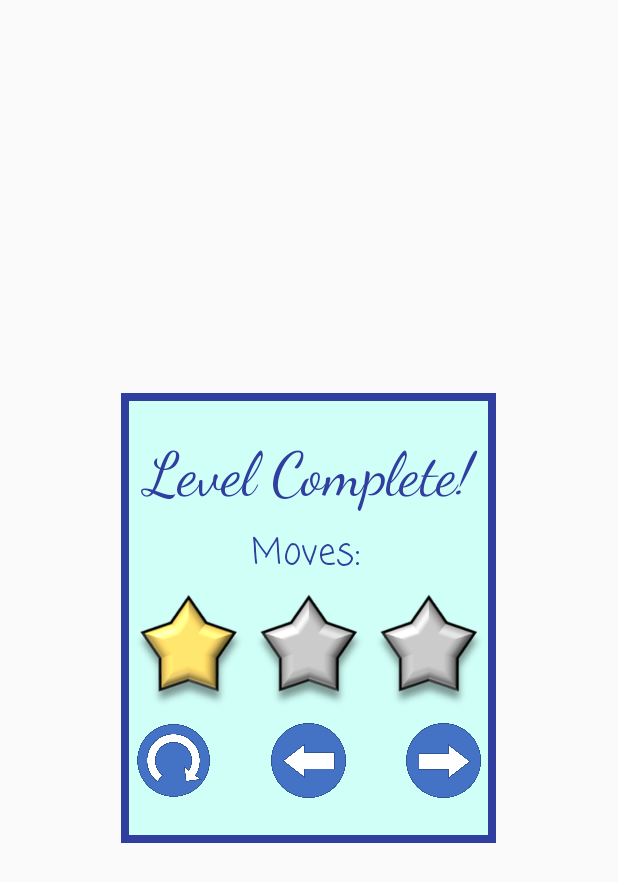
After one commit to mpresident14/Projects, an Android app: the layout fragment_completion_pop_up.xml on its own in the app's theme, with its tools: preview values and no code run, on a phone screen of 412 x 824 dp. The commit adds this screen. Shown: the top 882 px of the screen. Run offline under Robolectric (Android 15) with nearby library versions, the phone set to English and light mode, and no system bars.

Commit message:
changed popup to fragment, added more levels

```diff
--- a/AndroidProjects/Slide Rule/app/src/main/java/com/example/miles/myapplication/ChooseLevel.java
+++ b/AndroidProjects/Slide Rule/app/src/main/java/com/example/miles/myapplication/ChooseLevel.java
@@ -5,7 +5,6 @@ import android.content.Intent;
 import android.content.SharedPreferences;
 import android.support.v7.app.AppCompatActivity;
 import android.os.Bundle;
-import android.util.Log;
 import android.view.View;
 import android.widget.GridLayout;
 import android.widget.ImageView;
--- /dev/null
+++ b/AndroidProjects/Slide Rule/app/src/main/res/drawable/dim_rectangle.xml
@@ -0,0 +1,6 @@
+<?xml version="1.0" encoding="utf-8"?>
+<shape
+    xmlns:android="http://schemas.android.com/apk/res/android"
+    android:shape="rectangle" >
+    <solid android:color="#000000" />
+</shape>
--- a/AndroidProjects/Slide Rule/app/src/main/res/drawable/popup_background.xml
+++ b/AndroidProjects/Slide Rule/app/src/main/res/drawable/popup_background.xml
@@ -1,7 +1,7 @@
 <?xml version="1.0" encoding="utf-8"?>
 <shape xmlns:android="http://schemas.android.com/apk/res/android">
     <solid android:color="@color/light_blue"/>
-    <stroke android:width="3dp" android:color="@color/colorPrimaryDark" />
+    <stroke android:width="5dp" android:color="@color/colorPrimaryDark" />
     <!--<corners android:radius="20dp"/>-->
     <padding android:left="0dp" android:top="0dp" android:right="0dp" android:bottom="0dp" />
 </shape>
--- /dev/null
+++ b/AndroidProjects/Slide Rule/app/src/main/res/layout/fragment_completion_pop_up.xml
@@ -0,0 +1,135 @@
+<?xml version="1.0" encoding="utf-8"?>
+<android.support.constraint.ConstraintLayout xmlns:android="http://schemas.android.com/apk/res/android"
+    xmlns:app="http://schemas.android.com/apk/res-auto"
+    xmlns:tools="http://schemas.android.com/tools"
+    android:layout_width="250dp"
+    android:layout_height="300dp"
+    tools:context="com.example.miles.myapplication.CompletionPopUp"
+    android:id="@+id/main"
+    android:background="@drawable/popup_background"
+    android:layout_gravity="center">
+
+    <LinearLayout
+        android:id="@+id/popup_header_ll"
+        android:layout_width="wrap_content"
+        android:layout_height="wrap_content"
+        android:orientation="vertical"
+        app:layout_constraintLeft_toLeftOf="@id/main"
+        app:layout_constraintRight_toRightOf="@id/main"
+        app:layout_constraintTop_toTopOf="@id/main"
+        android:paddingTop="30dp">
+        <TextView
+            android:id="@+id/level_complete"
+            android:gravity="center"
+            android:layout_gravity="center"
+            android:layout_width="250dp"
+            android:layout_height="wrap_content"
+            android:paddingBottom="10dp"
+            android:text="@string/levelComplete"
+            android:fontFamily="cursive"
+            android:textSize="40sp"
+            android:textColor="@color/colorPrimaryDark"/>
+        <LinearLayout
+            android:layout_width="wrap_content"
+            android:layout_height="wrap_content"
+            android:layout_gravity="center"
+            android:orientation="horizontal">
+            <TextView
+                android:id="@+id/popup_num_moves_tv"
+                android:paddingStart="0dp"
+                android:paddingEnd="4dp"
+                android:gravity="center"
+                android:layout_gravity="center"
+                android:layout_width="wrap_content"
+                android:layout_height="wrap_content"
+                android:text="@string/moves"
+                android:fontFamily="casual"
+                android:textSize="24sp"
+                android:textColor="@color/colorPrimaryDark" />
+            <TextView
+                android:id="@+id/popup_num_moves_number_tv"
+                android:gravity="center"
+                android:layout_gravity="center"
+                android:layout_width="wrap_content"
+                android:layout_height="wrap_content"
+                android:fontFamily="casual"
+                android:textSize="24sp"
+                android:textColor="@color/colorPrimaryDark"/>
+        </LinearLayout>
+    </LinearLayout>
+
+    <LinearLayout
+        android:id="@+id/buttons"
+        android:layout_width="wrap_content"
+        android:layout_height="wrap_content"
+        android:orientation="horizontal"
+        app:layout_constraintRight_toRightOf="@id/main"
+        app:layout_constraintLeft_toLeftOf="@id/main"
+        app:layout_constraintBottom_toBottomOf="@id/main"
+        android:paddingTop="2dp"
+        android:paddingBottom="30dp">
+
+        <ImageView
+            android:layout_width="50dp"
+            android:layout_height="50dp"
+            android:rotation="165"
+            android:id="@+id/restart"
+            android:src="@drawable/restart_button"
+            tools:ignore="contentDescription"
+            android:contentDescription="@string/restart"/>
+
+        <ImageView
+            android:layout_width="50dp"
+            android:layout_height="50dp"
+            android:id="@+id/back"
+            android:src="@drawable/back_button"
+            tools:ignore="contentDescription"
+            android:contentDescription="@string/back"
+            android:layout_marginStart="40dp"
+            android:layout_marginEnd="0dp"/>
+
+        <ImageView
+            android:layout_width="50dp"
+            android:layout_height="50dp"
+            android:id="@+id/next"
+            android:src="@drawable/next_button"
+            tools:ignore="contentDescription"
+            android:contentDescription="@string/next"
+            android:layout_marginStart="40dp"
+            android:layout_marginEnd="0dp"/>
+
+    </LinearLayout>
+
+    <LinearLayout
+        android:id="@+id/stars"
+        android:layout_width="wrap_content"
+        android:layout_height="wrap_content"
+        android:orientation="horizontal"
+        app:layout_constraintRight_toRightOf="@id/main"
+        app:layout_constraintLeft_toLeftOf="@id/main"
+        app:layout_constraintTop_toBottomOf="@id/popup_header_ll"
+        app:layout_constraintBottom_toTopOf="@id/buttons"
+        >
+
+        <ImageView
+            android:id="@+id/star1"
+            android:layout_height="80dp"
+            android:layout_width="80dp"
+            android:src="@drawable/gold_star"
+            tools:ignore="contentDescription" />
+        <ImageView
+            android:id="@+id/star2"
+            android:layout_height="80dp"
+            android:layout_width="80dp"
+            android:src="@drawable/gray_star"
+            tools:ignore="contentDescription" />
+        <ImageView
+            android:id="@+id/star3"
+            android:layout_height="80dp"
+            android:layout_width="80dp"
+            android:src="@drawable/gray_star"
+            tools:ignore="contentDescription" />
+
+    </LinearLayout>
+
+</android.support.constraint.ConstraintLayout>
```
Also changed, not shown: AndroidProjects/Slide Rule/app/src/main/java/com/example/miles/myapplication/CompletionPopUp.java (+58 -37 lines), AndroidProjects/Slide Rule/app/src/main/java/com/example/miles/myapplication/GenericLevel.java (+54 -15 lines), AndroidProjects/Slide Rule/app/src/main/java/com/example/miles/myapplication/LevelInfo.java (+41 -1 lines), AndroidProjects/Slide Rule/app/src/main/res/layout/activity_completion_pop_up.xml (deleted, +0 -99 lines), AndroidProjects/Slide Rule/app/src/main/res/layout/activity_generic_level.xml (+18 -0 lines).
